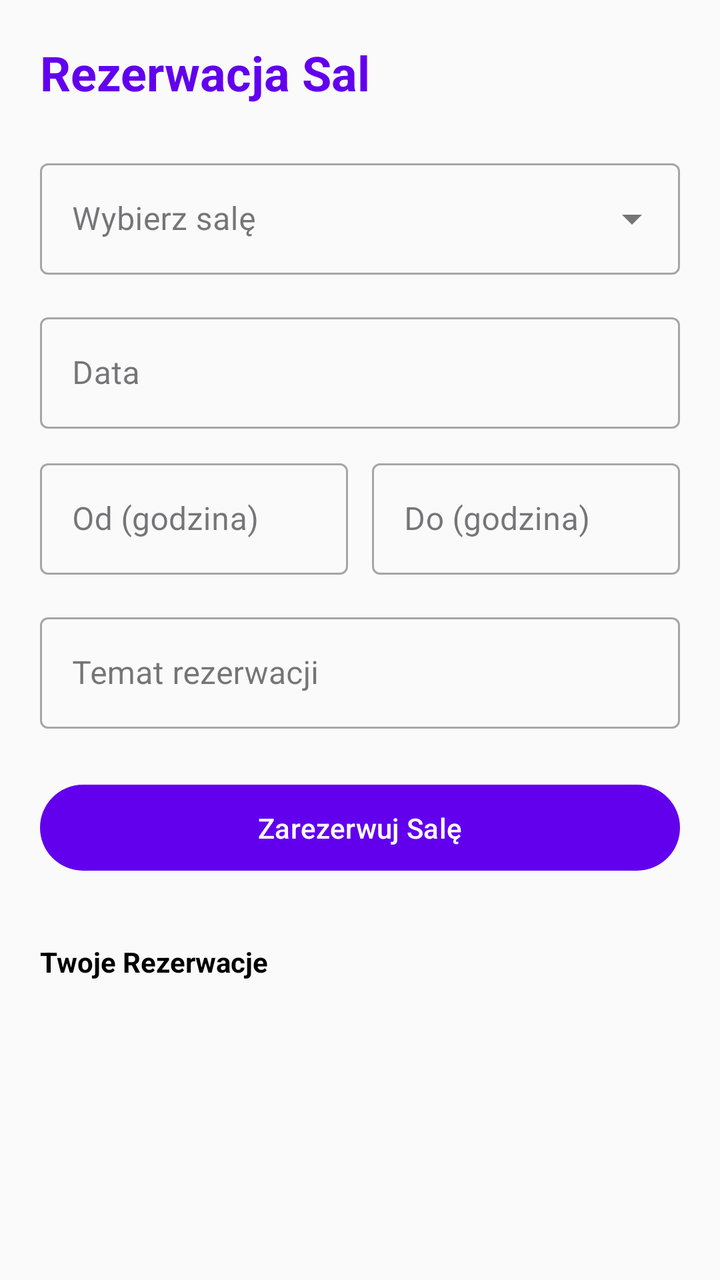
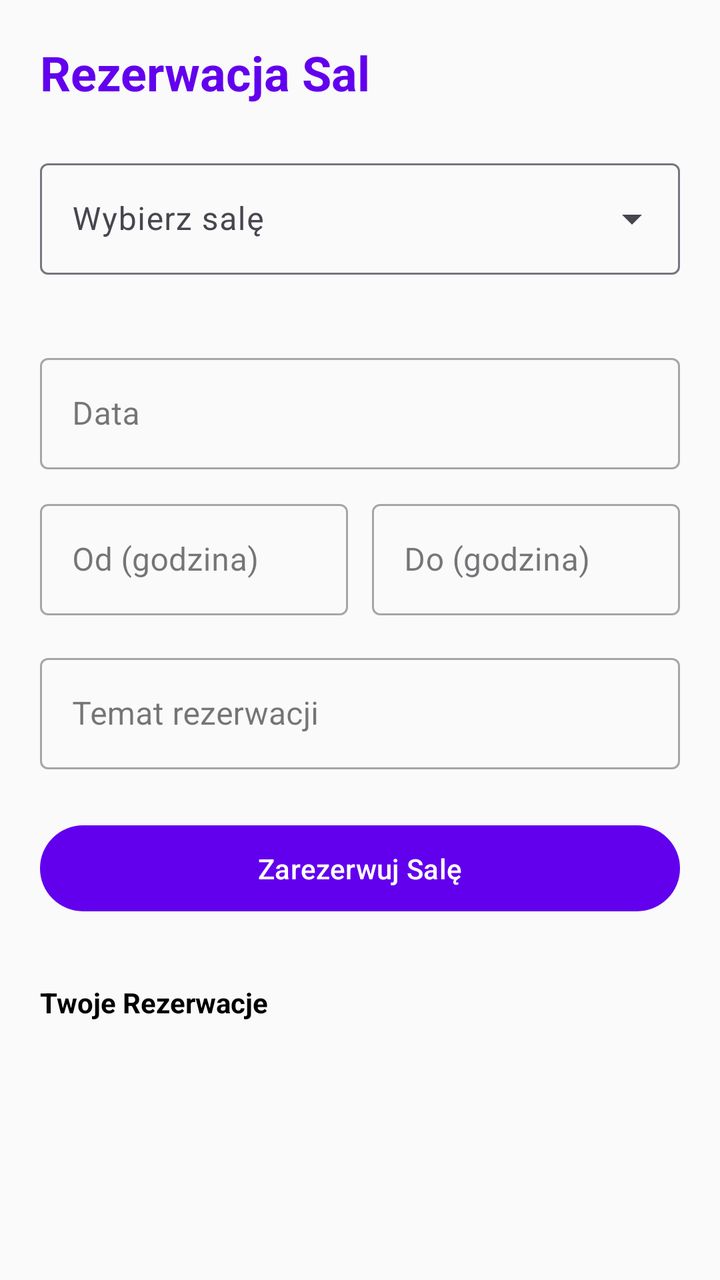

Screens rendered from an Android XML layout before and after an edit, with the pre-edit source and the edit as a unified diff.
<!-- AndroidManifest.xml: application theme Theme.SchoolSpace -->
<!-- res/layout/fragment_room_reservation.xml -->
<?xml version="1.0" encoding="utf-8"?>
<LinearLayout xmlns:android="http://schemas.android.com/apk/res/android"
    xmlns:app="http://schemas.android.com/apk/res-auto"
    android:layout_width="match_parent"
    android:layout_height="match_parent"
    android:orientation="vertical"
    android:padding="20dp"
    android:background="@color/background">

    <TextView
        android:layout_width="wrap_content"
        android:layout_height="wrap_content"
        android:text="Rezerwacja Sal"
        android:textSize="24sp"
        android:textStyle="bold"
        android:textColor="@color/primary"
        android:layout_marginBottom="24dp" />

    <com.google.android.material.textfield.TextInputLayout
        android:id="@+id/tilRoomNumber"
        android:layout_width="match_parent"
        android:layout_height="wrap_content"
        android:hint="Wybierz salę"
        style="@style/Widget.MaterialComponents.TextInputLayout.OutlinedBox.ExposedDropdownMenu">
        <AutoCompleteTextView
            android:id="@+id/etRoomNumber"
            android:layout_width="match_parent"
            android:layout_height="wrap_content"
            android:inputType="text"
            android:completionThreshold="1" />
    </com.google.android.material.textfield.TextInputLayout>

    <LinearLayout
        android:layout_width="match_parent"
        android:layout_height="wrap_content"
        android:orientation="vertical"
        android:layout_marginTop="16dp">

        <com.google.android.material.textfield.TextInputLayout
            android:layout_width="match_parent"
            android:layout_height="wrap_content"
            android:hint="Data"
            style="@style/Widget.MaterialComponents.TextInputLayout.OutlinedBox">
            <com.google.android.material.textfield.TextInputEditText
                android:id="@+id/etReservationDate"
                android:layout_width="match_parent"
                android:layout_height="wrap_content"
                android:focusable="false" />
        </com.google.android.material.textfield.TextInputLayout>

        <LinearLayout
            android:layout_width="match_parent"
            android:layout_height="wrap_content"
            android:orientation="horizontal"
            android:layout_marginTop="12dp">

            <com.google.android.material.textfield.TextInputLayout
                android:layout_width="0dp"
                android:layout_weight="1"
                android:layout_height="wrap_content"
                android:hint="Od (godzina)"
                style="@style/Widget.MaterialComponents.TextInputLayout.OutlinedBox">
                <com.google.android.material.textfield.TextInputEditText
                    android:id="@+id/etReservationTimeStart"
                    android:layout_width="match_parent"
                    android:layout_height="wrap_content"
                    android:focusable="false" />
            </com.google.android.material.textfield.TextInputLayout>

            <com.google.android.material.textfield.TextInputLayout
                android:layout_width="0dp"
                android:layout_weight="1"
                android:layout_height="wrap_content"
                android:layout_marginStart="12dp"
                android:hint="Do (godzina)"
                style="@style/Widget.MaterialComponents.TextInputLayout.OutlinedBox">
                <com.google.android.material.textfield.TextInputEditText
                    android:id="@+id/etReservationTimeEnd"
                    android:layout_width="match_parent"
                    android:layout_height="wrap_content"
                    android:focusable="false" />
            </com.google.android.material.textfield.TextInputLayout>
        </LinearLayout>
    </LinearLayout>

    <com.google.android.material.textfield.TextInputLayout
        android:layout_width="match_parent"
        android:layout_height="wrap_content"
        android:hint="Temat rezerwacji"
        android:layout_marginTop="16dp"
        style="@style/Widget.MaterialComponents.TextInputLayout.OutlinedBox">
        <com.google.android.material.textfield.TextInputEditText
            android:id="@+id/etReservationTopic"
            android:layout_width="match_parent"
            android:layout_height="wrap_content"
            android:inputType="textCapSentences" />
    </com.google.android.material.textfield.TextInputLayout>

    <Button
        android:id="@+id/btnSubmitReservation"
        android:layout_width="match_parent"
        android:layout_height="wrap_content"
        android:layout_marginTop="24dp"
        android:text="Zarezerwuj Salę"
        android:padding="12dp" />

    <TextView
        android:layout_width="wrap_content"
        android:layout_height="wrap_content"
        android:text="Twoje Rezerwacje"
        android:textStyle="bold"
        android:layout_marginTop="32dp"
        android:layout_marginBottom="8dp" />

    <androidx.recyclerview.widget.RecyclerView
        android:id="@+id/rvMyReservations"
        android:layout_width="match_parent"
        android:layout_height="0dp"
        android:layout_weight="1" />

</LinearLayout>
<!-- resources referenced by this layout -->
<resources>
  <color name="background">#FFFAFAFA</color>
  <color name="primary">#6200EE</color>
  <style name="Theme.SchoolSpace" parent="Theme.Material3.DayNight.NoActionBar">
          
          <item name="colorPrimary">@color/primary</item>
          <item name="android:colorBackground">@color/background</item>
          <item name="android:textColor">@color/text_primary</item>
  
          
          <item name="android:statusBarColor">@color/primary</item>
          <item name="android:windowLightStatusBar" tools:targetApi="m">false</item>
  
          
          <item name="android:navigationBarColor">@color/background</item>
          <item name="android:windowLightNavigationBar" tools:targetApi="27">true</item>
      </style>
  <color name="text_primary">#000000</color>
</resources>

<!-- the commit's change to res/layout/fragment_room_reservation.xml (unified diff, before → after) -->
@@ -21,7 +21,8 @@
         android:layout_width="match_parent"
         android:layout_height="wrap_content"
         android:hint="Wybierz salę"
-        style="@style/Widget.MaterialComponents.TextInputLayout.OutlinedBox.ExposedDropdownMenu">
+        app:errorEnabled="true"
+        style="@style/Widget.Material3.TextInputLayout.OutlinedBox.ExposedDropdownMenu">
         <AutoCompleteTextView
             android:id="@+id/etRoomNumber"
             android:layout_width="match_parent"
